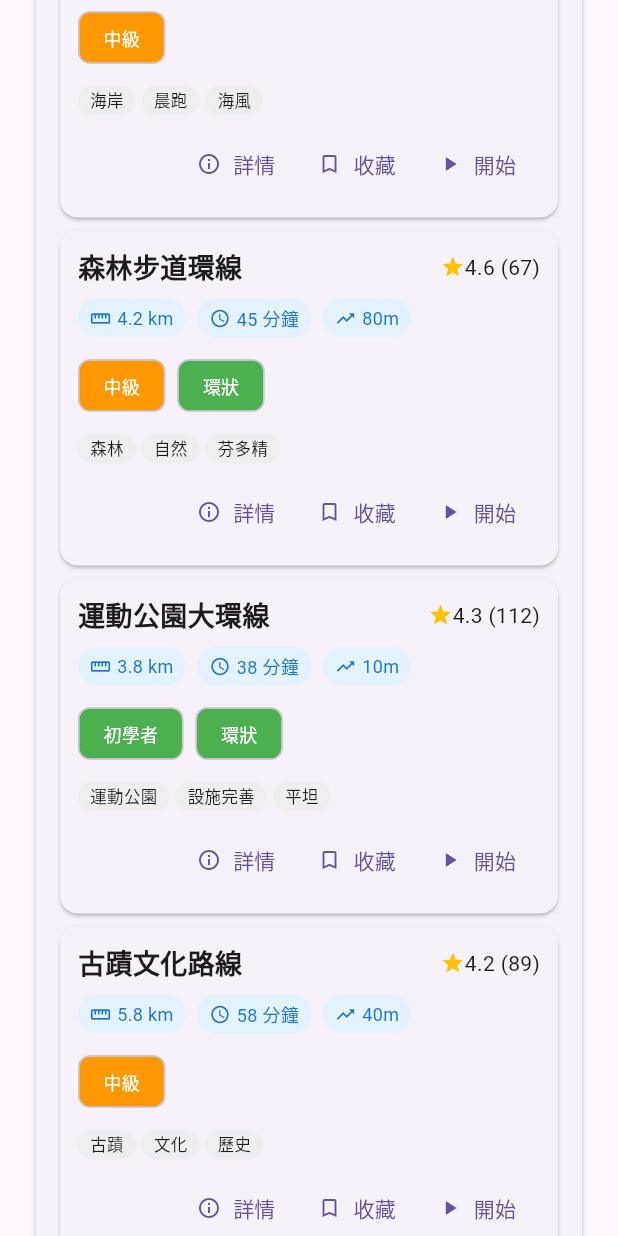
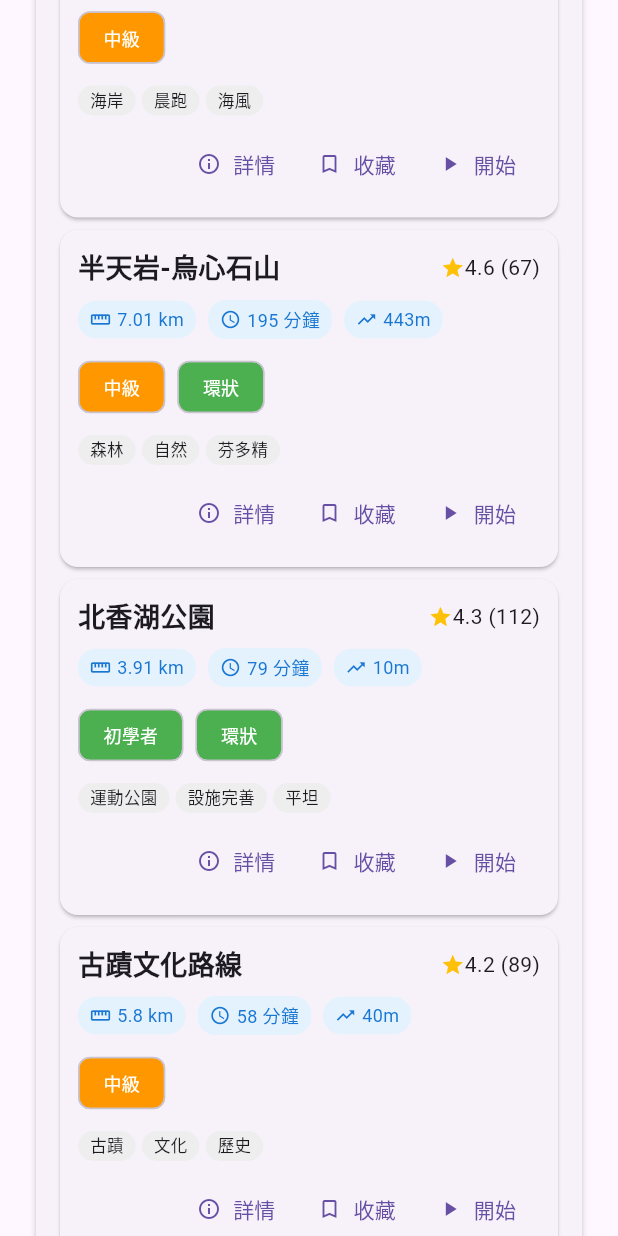
Before and after one commit to SongGuanYing/flutter_final, a Flutter app: the RoutePage widget shown alone on an empty page, opened directly with empty values, scrolled down 1728 dp, on a phone screen of 412 x 824 dp. Run offline on Flutter 3.47's test engine with Material 3 defaults, Android fonts, the phone set to English and light mode, and no system bars; our stand-ins replace audioplayers, flutter_map, flutter_phoenix, geolocator, image_picker, latlong2 and 4 more; missing offline and left inert: gpx; accounts and stored records are empty; network calls fail.

Commit message:
路線增加 (部分)

```diff
--- a/lib/route.dart
+++ b/lib/route.dart
@@ -138,10 +138,10 @@ class _RoutePageState extends State<RoutePage> {
     RouteData(
       id: '5',
       name: '城市步道探索線',
-      distance: 6.5,
-      estimatedDuration: 65,
+      distance: 2.82,
+      estimatedDuration: 46,
       difficulty: '中級',
-      elevation: 45.0,
+      elevation: 13.71,
       tags: ['城市', '步道', '景觀'],
       rating: 4.4,
       reviewCount: 73,
@@ -151,15 +151,15 @@ class _RoutePageState extends State<RoutePage> {
       highlights: ['城市景觀', '建築特色', '咖啡廳', '文化景點'],
       surfaceType: '人行步道',
       isLoop: false,
-      gpxPath: 'assets/gpx/route1.gpx',
+      gpxPath: 'assets/gpx/route5.gpx',
     ),
     RouteData(
       id: '6',
       name: '海岸線晨跑路線',
-      distance: 7.2,
-      estimatedDuration: 72,
+      distance: 71.69 ,
+      estimatedDuration: 438,
       difficulty: '中級',
-      elevation: 25.0,
+      elevation: 6.11,
       tags: ['海岸', '晨跑', '海風'],
       rating: 4.8,
       reviewCount: 156,
@@ -169,15 +169,15 @@ class _RoutePageState extends State<RoutePage> {
       highlights: ['海景', '日出', '海風', '漁港風情'],
       surfaceType: '木棧道',
       isLoop: false,
-      gpxPath: 'assets/gpx/route1.gpx',
+      gpxPath: 'assets/gpx/route6.gpx',
     ),
     RouteData(
       id: '7',
-      name: '森林步道環線',
-      distance: 4.2,
-      estimatedDuration: 45,
+      name: '半天岩-烏心石山',
+      distance: 7.01,
+      estimatedDuration: 195,
       difficulty: '中級',
-      elevation: 80.0,
+      elevation: 443.32,
       tags: ['森林', '自然', '芬多精'],
       rating: 4.6,
       reviewCount: 67,
@@ -187,25 +187,25 @@ class _RoutePageState extends State<RoutePage> {
       highlights: ['森林浴', '芬多精', '野生動物', '涼爽環境'],
       surfaceType: '石板步道',
       isLoop: true,
-      gpxPath: 'assets/gpx/route1.gpx',
+      gpxPath: 'assets/gpx/route7.gpx',
     ),
     RouteData(
       id: '8',
-      name: '運動公園大環線',
-      distance: 3.8,
-      estimatedDuration: 38,
+      name: '北香湖公園',
+      distance: 3.91,
+      estimatedDuration: 79,
       difficulty: '初學者',
-      elevation: 10.0,
+      elevation: 10.77,
       tags: ['運動公園', '設施完善', '平坦'],
       rating: 4.3,
       reviewCount: 112,
       description: '運動公園內的大環線，設施完善，有飲水機、廁所和休息區。地勢平坦，非常適合初學者和家庭跑步。',
-      startPoint: '運動中心',
-      endPoint: '運動中心',
-      highlights: ['運動設施', '飲水機', '廁所', '兒童遊樂區'],
-      surfaceType: '跑道',
+      startPoint: '停車場',
+      endPoint: '停車場',
+      highlights: ['運動設施', '飲水機', '廁所', '燈光造景'],
+      surfaceType: '混和路面',
       isLoop: true,
-      gpxPath: 'assets/gpx/route1.gpx',
+      gpxPath: 'assets/gpx/route8.gpx',
     ),
     RouteData(
       id: '9',
@@ -263,21 +263,21 @@ class _RoutePageState extends State<RoutePage> {
     ),
     RouteData(
       id: '12',
-      name: '鐵馬道長征',
-      distance: 12.0,
-      estimatedDuration: 110,
+      name: '嘉油鐵馬道、糖鐵自行車道',
+      distance: 31.41,
+      estimatedDuration: 694,
       difficulty: '進階',
-      elevation: 60.0,
+      elevation: 228.70,
       tags: ['長距離', '鐵馬道', '耐力'],
       rating: 4.5,
       reviewCount: 28,
       description: '長距離的鐵馬道路線，適合進階跑者進行耐力訓練。沿途風景多變，是挑戰個人極限的好選擇。',
       startPoint: '鐵馬道起點',
-      endPoint: '終點休息站',
+      endPoint: '新營車站',
       highlights: ['長距離挑戰', '多變風景', '耐力訓練', '休息補給站'],
-      surfaceType: '自行車道',
+      surfaceType: '混和路面',
       isLoop: false,
-      gpxPath: 'assets/gpx/route1.gpx',
+      gpxPath: 'assets/gpx/route12.gpx',
     ),
   ];
 
```
Also changed, not shown: 5 other files.
